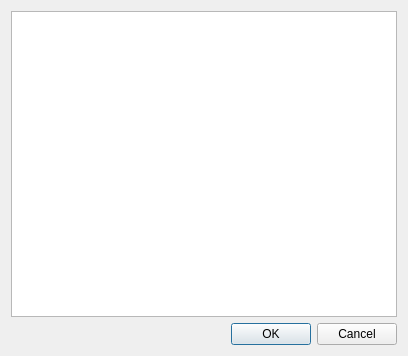
Before: the Qt Designer form crestoretm.ui in PavelMr/skytechx, drawn with Qt 5.
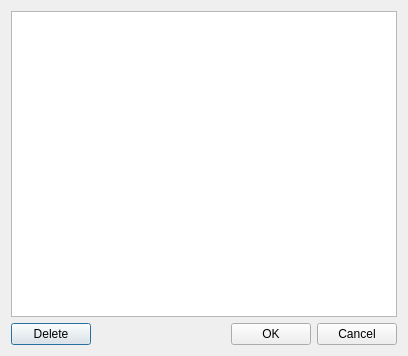
After: the same form once the commit is applied.

Patch:
```diff
--- a/crestoretm.ui
+++ b/crestoretm.ui
@@ -31,6 +31,13 @@
      </item>
      <item>
       <layout class="QHBoxLayout" name="horizontalLayout">
+       <item>
+        <widget class="QPushButton" name="pushButton_3">
+         <property name="text">
+          <string>Delete</string>
+         </property>
+        </widget>
+       </item>
        <item>
         <spacer name="horizontalSpacer">
          <property name="orientation">
```
